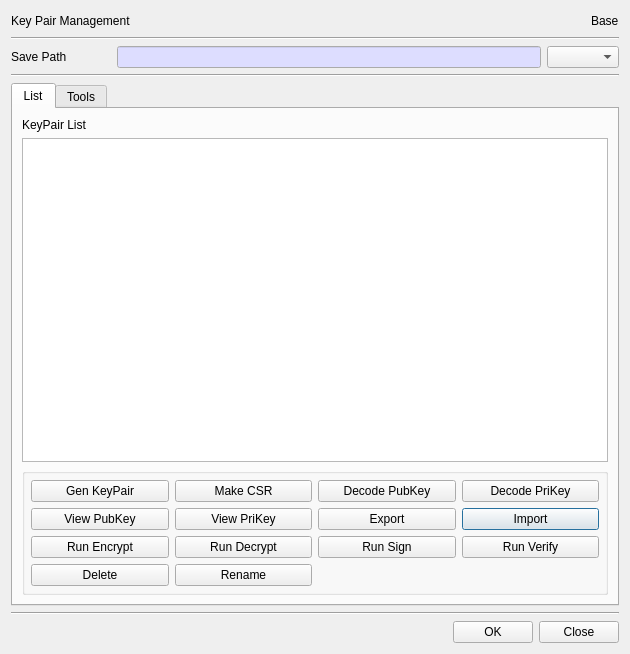
First picture: the form in BerEditor/key_pair_man_dlg.ui, repository jykim74/BerEditor, before the edit.
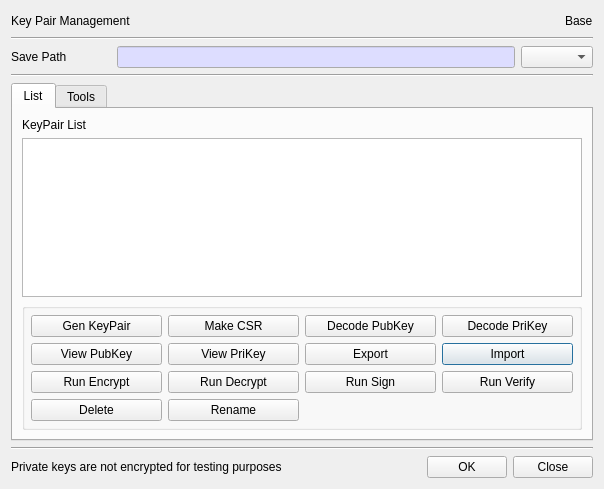
Second picture: the form after the edit.

What changed in the file:
```diff
--- a/BerEditor/key_pair_man_dlg.ui
+++ b/BerEditor/key_pair_man_dlg.ui
@@ -6,8 +6,8 @@
    <rect>
     <x>0</x>
     <y>0</y>
-    <width>630</width>
-    <height>654</height>
+    <width>602</width>
+    <height>489</height>
    </rect>
   </property>
   <property name="windowTitle">
@@ -1011,6 +1011,13 @@
        </property>
       </widget>
      </item>
+     <item row="0" column="0">
+      <widget class="QLabel" name="label">
+       <property name="text">
+        <string>Private keys are not encrypted for testing purposes</string>
+       </property>
+      </widget>
+     </item>
     </layout>
    </item>
   </layout>
```
